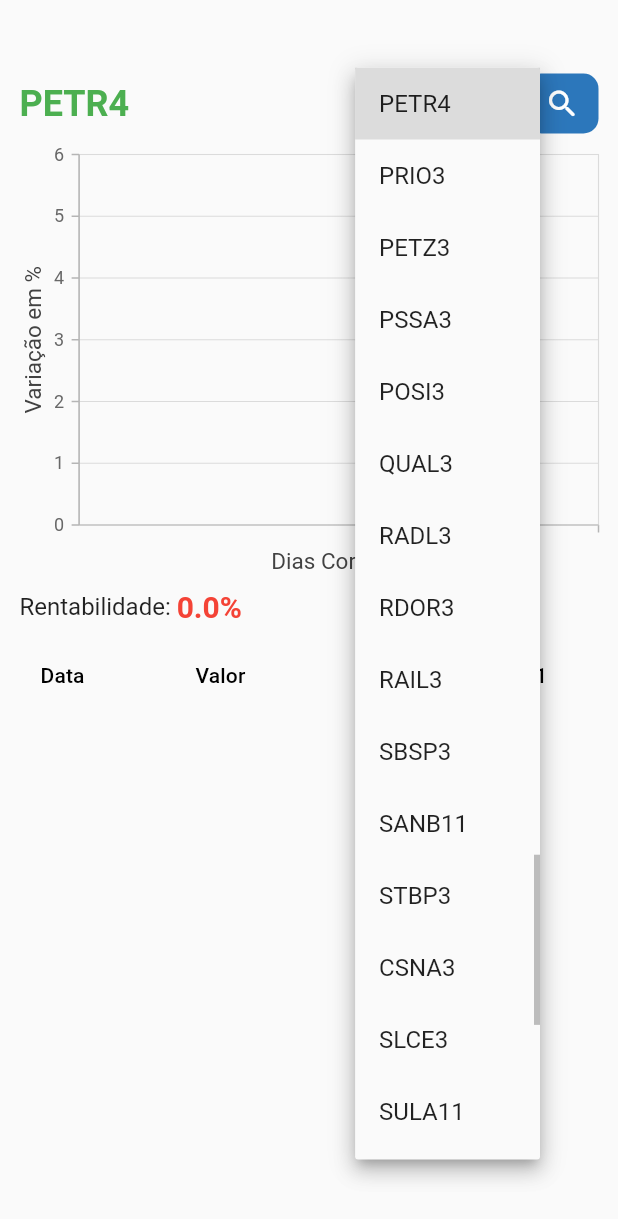
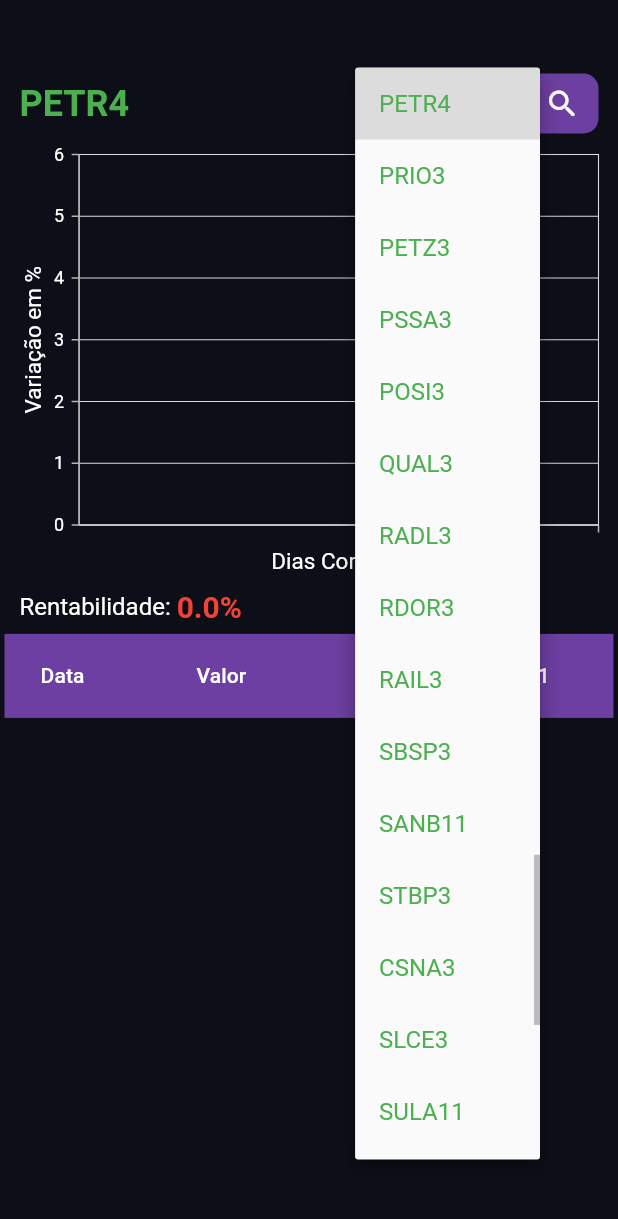
Before and after one commit to WelvisSS/variacao_ativo, a Flutter app: the screen it shows after launch, after a tap on "PETR4", on a phone screen of 412 x 824 dp. Shown: the top 1219 px of the screen. Run offline on Flutter 3.47's test engine with Material 2 defaults, Android fonts, the phone set to English and light mode, and no system bars; our stand-ins replace connectivity_plus, dartz, dio, get_it, syncfusion_flutter_charts; network calls fail; Roboto replaces fonts that are missing (BwModelica, Mult).

Commit message:
mudanças de vizual

```diff
--- /dev/null
+++ b/flutter/lib/core/theme/app_colors.dart
@@ -0,0 +1,37 @@
+import 'package:flutter/material.dart';
+
+class ColorsApp {
+  static ColorsApp? _instance;
+
+  ColorsApp._();
+
+  static ColorsApp get i {
+    _instance ??= ColorsApp._();
+    return _instance!;
+  }
+
+  Color get primary => const Color(0xFF462869);
+  Color get secundary => const Color(0xFF6E3FA2);
+  Color get black => const Color(0xF0000000);
+  Color get white => const Color(0xFFFFFFFF);
+  Color get grey => const Color(0xFF616161);
+  Color get textButtomColor => const Color(0xFFFFFFFF);
+  Color get backgroundColor => const Color(0xFF0C0F17);
+  Color get appBarTextStyleColor => const Color(0xFFFFFFFF);
+  Color get errorStyleColor => const Color(0xFFFF0000);
+  Color get textInputStyleColor => const Color(0xF0000000);
+  Color get hinteTextStyleColor => const Color(0x877C7A7A);
+  Color get fillStyleColor => const Color(0xFFEAEBEC);
+  Color get textFormFieldStyleColor => const Color(0xF0000000);
+  Color get prefixIconStyleColor => const Color(0x877C7A7A);
+  Color get sufixIconStyleColor => const Color(0x877C7A7A);
+  Color get mandatoryIndicatorStyleColor => const Color(0xFFFF0000); //"*" input
+  Color get iconStyleColor => const Color(0xFFFFFFFF);
+  Color get iconMenuStyleColor => const Color(0xF0000000);
+  Color get tutorialBackground => const Color(0xFFDAE8F3);
+  Color get cardPatientStyleColor => const Color(0XFFDADADA);
+}
+
+extension ColorsAppExtension on BuildContext {
+  ColorsApp get colors => ColorsApp.i;
+}
--- /dev/null
+++ b/flutter/lib/core/theme/app_themes.dart
@@ -0,0 +1,47 @@
+import 'package:flutter/material.dart';
+
+import 'app_colors.dart';
+
+ThemeData theme() {
+  return ThemeData(
+    scaffoldBackgroundColor: ColorsApp.i.backgroundColor,
+    fontFamily: 'Mult',
+    appBarTheme: appBarTheme(),
+    textTheme: textTheme(),
+    elevatedButtonTheme: elevatedButtonThemeData(),
+    floatingActionButtonTheme: floatingActionButtonThemeData(),
+  );
+}
+
+AppBarTheme appBarTheme() {
+  return AppBarTheme(
+    backgroundColor: ColorsApp.i.primary,
+    titleTextStyle: const TextStyle(
+      fontSize: 20,
+      fontWeight: FontWeight.bold,
+      color: Colors.white,
+      fontFamily: 'BwModelica',
+    ),
+  );
+}
+
+TextTheme textTheme() {
+  return const TextTheme(
+    bodyText2: TextStyle(fontFamily: 'BwModelica'),
+    headline4: TextStyle(fontFamily: 'BwModelica'),
+  );
+}
+
+ElevatedButtonThemeData elevatedButtonThemeData() {
+  return ElevatedButtonThemeData(
+    style: ButtonStyle(
+      backgroundColor: MaterialStatePropertyAll(ColorsApp.i.primary),
+    ),
+  );
+}
+
+FloatingActionButtonThemeData floatingActionButtonThemeData() {
+  return FloatingActionButtonThemeData(
+    backgroundColor: ColorsApp.i.primary,
+  );
+}
--- a/flutter/lib/features/active_variation/presentation/ui/widgets/chart_widget.dart
+++ b/flutter/lib/features/active_variation/presentation/ui/widgets/chart_widget.dart
@@ -1,5 +1,7 @@
 import 'package:flutter/material.dart';
 import 'package:syncfusion_flutter_charts/charts.dart';
+
+import '../../../../../core/theme/app_colors.dart';
 
 class LineChartWidget extends StatelessWidget {
   final List<double?> values;
@@ -27,15 +29,41 @@ class LineChartWidget extends StatelessWidget {
         SizedBox(
           height: size.height > 700 ? 300 : 200,
           child: SfCartesianChart(
-            primaryXAxis: CategoryAxis(title: AxisTitle(text: 'Dias Corridos')),
-            primaryYAxis: NumericAxis(title: AxisTitle(text: 'Variação em %')),
+            primaryXAxis: CategoryAxis(
+              title: AxisTitle(
+                text: 'Dias Corridos',
+                textStyle: const TextStyle(
+                  color: Colors.white,
+                ),
+              ),
+              labelStyle: const TextStyle(
+                color: Colors.white,
+              ),
+            ),
+            primaryYAxis: NumericAxis(
+              title: AxisTitle(
+                text: 'Variação em %',
+                textStyle: const TextStyle(
+                  color: Colors.white,
+                ),
+              ),
+              labelStyle: const TextStyle(
+                color: Colors.white,
+              ),
+            ),
             series: <ChartSeries>[
               LineSeries<_ChartData, String>(
+                pointColorMapper: (_, __) => ColorsApp.i.secundary,
                 dataSource: _getChartData(values.length, values),
                 xValueMapper: (_ChartData data, _) => data.day,
                 yValueMapper: (_ChartData data, _) => data.value,
                 markerSettings: const MarkerSettings(isVisible: true),
-                dataLabelSettings: const DataLabelSettings(isVisible: true),
+                dataLabelSettings: const DataLabelSettings(
+                  isVisible: false,
+                  textStyle: TextStyle(
+                    color: Colors.white,
+                  ),
+                ),
               ),
             ],
           ),
@@ -48,7 +76,7 @@ class LineChartWidget extends StatelessWidget {
             children: [
               const Text(
                 "Rentabilidade: ",
-                style: TextStyle(fontSize: 16),
+                style: TextStyle(fontSize: 16, color: Colors.white),
               ),
               Text(
                 "${calcularSoma(values) > 0 ? "+" : ""}${calcularSoma(values)}%",
--- a/flutter/lib/features/active_variation/presentation/ui/widgets/select_active_widget.dart
+++ b/flutter/lib/features/active_variation/presentation/ui/widgets/select_active_widget.dart
@@ -1,4 +1,6 @@
 import 'package:flutter/material.dart';
+
+import '../../../../../core/theme/app_colors.dart';
 import '../../../../../core/utils/actives_list.utils.dart';
 
 class SelectActiveWidget extends StatefulWidget {
@@ -32,14 +34,19 @@ class SelectActiveWidgetState extends State<SelectActiveWidget> {
             items: actives.map<DropdownMenuItem<String>>((String value) {
               return DropdownMenuItem<String>(
                 value: value,
-                child: Text(value),
+                child: Text(
+                  value,
+                  style: const TextStyle(
+                    color: Colors.green,
+                  ),
+                ),
               );
             }).toList(),
           ),
           const SizedBox(width: 5.0),
           Container(
             decoration: BoxDecoration(
-              color: const Color(0xFF2C77BB),
+              color: ColorsApp.i.secundary,
               borderRadius: BorderRadius.circular(10.0),
             ),
             margin: const EdgeInsets.only(left: 10),
--- a/flutter/lib/features/active_variation/presentation/ui/widgets/variations_table_widgets.dart
+++ b/flutter/lib/features/active_variation/presentation/ui/widgets/variations_table_widgets.dart
@@ -1,4 +1,6 @@
 import 'package:flutter/material.dart';
+
+import '../../../../../core/theme/app_colors.dart';
 
 class TableWidget extends StatelessWidget {
   final List<double?> prices;
@@ -20,40 +22,43 @@ class TableWidget extends StatelessWidget {
       d2.add((prices[i]! - prices[0]!).toStringAsFixed(2));
     }
 
-    Size size = MediaQuery.of(context).size;
-
-    return SizedBox(
-      height: size.height > 700 ? 280 : 230,
-      width: size.width * .98,
+    return Expanded(
       child: ListView(
         scrollDirection: Axis.vertical,
         shrinkWrap: true,
         children: [
           DataTable(
+            headingRowColor: MaterialStateColor.resolveWith(
+              (states) => ColorsApp.i.secundary,
+            ),
             columns: const [
-              DataColumn(label: Text('Data')),
-              DataColumn(label: Text('Valor')),
-              DataColumn(label: Text('D-1')),
-              DataColumn(label: Text('D-D1')),
+              DataColumn(
+                  label: Text('Data', style: TextStyle(color: Colors.white))),
+              DataColumn(
+                  label: Text('Valor', style: TextStyle(color: Colors.white))),
+              DataColumn(
+                  label: Text('D-1', style: TextStyle(color: Colors.white))),
+              DataColumn(
+                  label: Text('D-D1', style: TextStyle(color: Colors.white))),
             ],
             rows: [
               for (var entry in prices.asMap().entries)
                 DataRow(cells: [
                   DataCell(Text(
                     datas[entry.key],
-                    style: const TextStyle(fontSize: 12),
+                    style: const TextStyle(fontSize: 12, color: Colors.white),
                   )),
                   DataCell(Text(
                     "R\$ ${entry.value}",
-                    style: const TextStyle(fontSize: 12),
+                    style: const TextStyle(fontSize: 12, color: Colors.white),
                   )),
                   DataCell(Text(
                     d1[entry.key] == "-" ? d1[entry.key] : "${d1[entry.key]}%",
-                    style: const TextStyle(fontSize: 12),
+                    style: const TextStyle(fontSize: 12, color: Colors.white),
                   )),
                   DataCell(Text(
                     d2[entry.key] == "-" ? d2[entry.key] : "${d2[entry.key]}%",
-                    style: const TextStyle(fontSize: 12),
+                    style: const TextStyle(fontSize: 12, color: Colors.white),
                   )),
                 ]),
               // Adicione mais linhas conforme necessário
--- a/flutter/lib/main.dart
+++ b/flutter/lib/main.dart
@@ -1,8 +1,11 @@
 import 'package:flutter/material.dart';
+import 'package:flutter/services.dart';
+
 import 'bridge.dart';
 import 'core/inject/inject.dart';
+import 'core/theme/app_colors.dart';
+import 'core/theme/app_themes.dart';
 import 'features/active_variation/presentation/ui/pages/home_page.dart';
-import 'package:flutter/services.dart';
 
 void main() {
   Inject.initialize();
@@ -14,13 +17,13 @@ class MyApp extends StatelessWidget {
 
   @override
   Widget build(BuildContext context) {
-    SystemChrome.setSystemUIOverlayStyle(const SystemUiOverlayStyle(
-      statusBarColor: Color(0xFF2C77BB),
+    SystemChrome.setSystemUIOverlayStyle(SystemUiOverlayStyle(
+      statusBarColor: ColorsApp.i.secundary,
     ));
     return MaterialApp(
       debugShowCheckedModeBanner: false,
       title: 'Variacao Ativo',
-      theme: ThemeData.light(),
+      theme: theme(),
       home: const CommunicationWithNativeWidget(),
     );
   }
--- a/flutter/pubspec.yaml
+++ b/flutter/pubspec.yaml
@@ -37,6 +37,7 @@ dependencies:
   syncfusion_flutter_charts: ^23.1.36
   get: ^4.6.5
   flutter_inappwebview: ^5.7.2+3
+  mrx_charts: ^0.1.3
 
 dev_dependencies:
   flutter_test:
```
Also changed, not shown: flutter/lib/core/theme/app_styles.dart (added, +26 -0 lines), flutter/lib/core/theme/text_styles.dart (added, +107 -0 lines), flutter/pubspec.lock, 3 other files.
